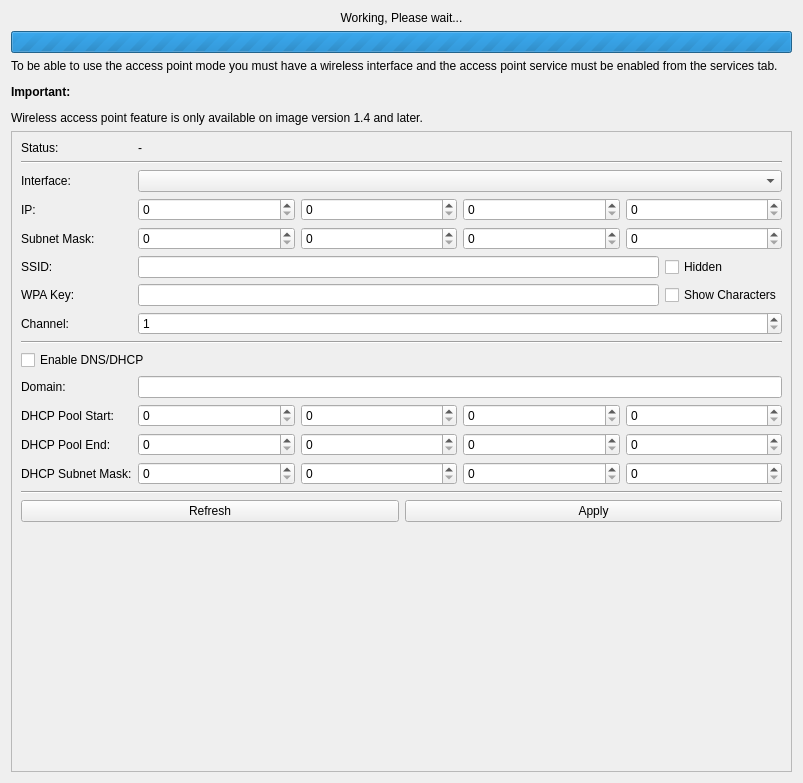
The window that src/brickv/plugin_system/plugins/red/ui/red_tab_settings_ap.ui (Tinkerforge/brickv) describes before a commit, drawn with Qt 5.
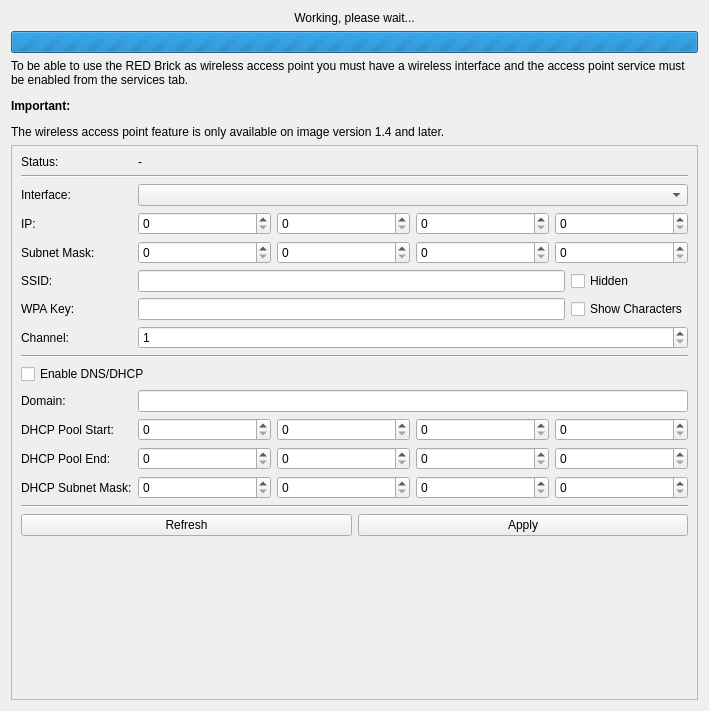
The same window after the commit.

Commit message: red-brick: Unify hint text style

Patch:
```diff
--- a/src/brickv/plugin_system/plugins/red/ui/red_tab_settings_ap.ui
+++ b/src/brickv/plugin_system/plugins/red/ui/red_tab_settings_ap.ui
@@ -6,8 +6,8 @@
    <rect>
     <x>0</x>
     <y>0</y>
-    <width>803</width>
-    <height>783</height>
+    <width>709</width>
+    <height>711</height>
    </rect>
   </property>
   <property name="windowTitle">
@@ -30,10 +30,7 @@
       <bool>true</bool>
      </property>
      <property name="text">
-      <string>&lt;html&gt;&lt;head/&gt;&lt;body&gt;&lt;p&gt;To be able to use the access point mode you must have a wireless interface and the access point service must be enabled from the services tab.&lt;/p&gt;&lt;p&gt;&lt;span style=&quot; font-weight:600;&quot;&gt;Important:&lt;/span&gt;&lt;/p&gt;&lt;p&gt;Wireless access point feature is only available on image version 1.4 and later.&lt;/p&gt;&lt;/body&gt;&lt;/html&gt;</string>
-     </property>
-     <property name="textFormat">
-      <enum>Qt::RichText</enum>
+      <string>&lt;html&gt;&lt;body&gt;&lt;p&gt;To be able to use the RED Brick as wireless access point you must have a wireless interface and the access point service must be enabled from the services tab.&lt;/p&gt;&lt;p&gt;&lt;b&gt;Important:&lt;/b&gt;&lt;/p&gt;&lt;p&gt;The wireless access point feature is only available on image version 1.4 and later.&lt;/p&gt;&lt;/body&gt;&lt;/html&gt;</string>
      </property>
      <property name="wordWrap">
       <bool>true</bool>
@@ -50,8 +47,8 @@
        <rect>
         <x>0</x>
         <y>0</y>
-        <width>783</width>
-        <height>611</height>
+        <width>689</width>
+        <height>539</height>
        </rect>
       </property>
       <layout class="QGridLayout" name="gridLayout_3">
@@ -405,7 +402,7 @@
    <item row="0" column="0">
     <widget class="QLabel" name="label_applying">
      <property name="text">
-      <string>Working, Please wait...</string>
+      <string>Working, please wait...</string>
      </property>
      <property name="alignment">
       <set>Qt::AlignCenter</set>
```
Left out of the diff: 63 changed lines with no effect on the pictures. The commit also changes 2 other files.
